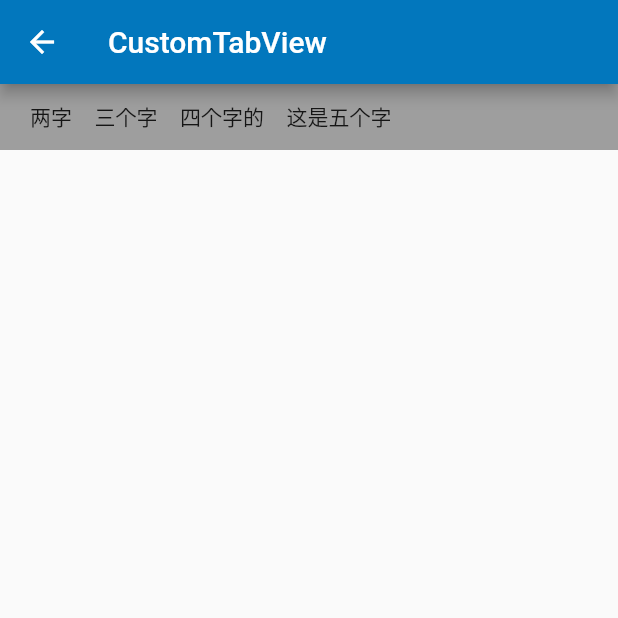
After one commit to chinabrant/flutter_study, a Flutter app: the TabViewScreen screen opened by its route, on a phone screen of 412 x 824 dp, the top half of it. The commit adds this screen. Run offline on Flutter 3.47's test engine with Material 2 defaults, Android fonts, the phone set to English and light mode, and no system bars.

Commit message:
update libs

```diff
--- a/lib/main.dart
+++ b/lib/main.dart
@@ -1,4 +1,5 @@
 import 'package:flutter/material.dart';
+import 'package:flutter_study/tab_view/TabViewScreen.dart';
 import 'dart:async';
 import './refreshindicator/refreshIndicator_demo.dart';
 import './router/flutter_router.dart';
@@ -12,6 +13,7 @@ import './snackbar/snackbar_demo.dart';
 import './tabcontroller/tab_controller_demo.dart';
 import './tabcontroller/tab_bottom_demo.dart';
 import './static_value/static_value_page.dart';
+import './animation/animation01.dart';
 
 void main() => runApp(new MyApp());
 
@@ -40,6 +42,8 @@ class MyApp extends StatelessWidget {
         '/tabbar/index': (_) => new TabBarDemo(),
         '/tabbar/bottom': (_) => new BottomTabBarPage(),
         '/staticvalue': (_) => new StaticValuePage(),
+        '/animation01': (_) => Animation01(),
+        '/tab/custom': (_) => TabViewScreen(),
       },
     );
   }
@@ -64,6 +68,7 @@ class _MyHomePageState extends State<MyHomePage> {
   @override
   void initState() {
     super.initState();
+    list.add({"title": '自定义tab view', 'type': 'customtab', 'router': '/tab/custom'});
     list.add({"title": '下拉刷新',      'type': 'pullToRefresh'});
     list.add({"title": '路由导航',      'type': 'router'});
     list.add({"title": 'TextStyle',    'type': 'ts',        'router': '/text/style'});
@@ -74,6 +79,7 @@ class _MyHomePageState extends State<MyHomePage> {
     list.add({"title": '顶部tab切换',     'type': 'tabbar',   'router': '/tabbar/index'});
     list.add({"title": '底部tab切换',     'type': 'tabbarb', 'router': '/tabbar/bottom'});
     list.add({"title": '静态变量bug',     'type': 'staticvalue', 'router': '/staticvalue'});
+    list.add({"title": '动画01',     'type': 'animation01', 'router': '/animation01'});
   }
 
   @override
--- a/lib/snackbar/snackbar_demo.dart
+++ b/lib/snackbar/snackbar_demo.dart
@@ -27,6 +27,7 @@ class SnackBarPageState extends State<SnackBarPage> {
     // ByteData byteData = await image.toByteData(format: ui.ImageByteFormat.png);
     // Uint8List pngBytes = byteData.buffer.asUint8List();
     // print(pngBytes);
+    // ui.instantiateImageCodec(Uint8List(20));
   }
 
   @override
--- /dev/null
+++ b/lib/tab_view/TabViewScreen.dart
@@ -0,0 +1,32 @@
+import 'package:flutter/material.dart';
+import 'package:flutter/widgets.dart';
+import 'package:flutter_study/tab_view/tab_view.dart';
+
+class TabViewScreen extends StatelessWidget {
+  List<TabData> items = [
+    TabItem(title: '两字'),
+    TabItem(title: '三个字'),
+    TabItem(title: '四个字的'),
+    TabItem(title: '这是五个字')
+  ];
+
+  @override
+  Widget build(BuildContext context) {
+    return Scaffold(
+      appBar: AppBar(
+        title: Text('CustomTabView'),
+      ),
+      body: Container(
+        child: Column(
+          children: <Widget>[
+            TabView(
+              padding: const EdgeInsets.only(left: 20.0),
+              items: items,
+            ),
+
+          ],
+        ),
+      ),
+    );
+  }
+}
--- /dev/null
+++ b/lib/tab_view/tab_view.dart
@@ -0,0 +1,144 @@
+import 'package:flutter/material.dart';
+import 'package:flutter/widgets.dart';
+
+abstract class TabData {
+  String get tabTitle;
+}
+
+class TabItem extends TabData {
+  final String title;
+  TabItem({this.title});
+
+  @override
+  String get tabTitle => title;
+}
+
+class TabView extends StatefulWidget {
+  // 高度
+  final double height;
+  // tab 数据
+  final List<TabData> items;
+  // 两个tab之间的间隔
+  final double tabGap;
+
+  final EdgeInsets margin;
+  final EdgeInsets padding;
+  final int initIndex;
+
+  TabView(
+      {@required this.items,
+      this.height = 44.0,
+      this.tabGap = 15.0,
+      this.margin,
+      this.padding,
+      this.initIndex = 0});
+
+  @override
+  State<StatefulWidget> createState() {
+    return _TabViewState();
+  }
+}
+
+class _TabViewState extends State<TabView> {
+  // 保存tab的widget key
+  List<GlobalKey> _tabKeys = List<GlobalKey>();
+  //
+  int currentIndex;
+  GlobalKey _indicatorKey = GlobalKey();
+  double _indicatorLeft = 0.0;
+  double _indicatorWidth = 0.0;
+  double _indicatorTop = 0.0;
+
+  @override
+  void initState() {
+    currentIndex = widget.initIndex;
+    super.initState();
+  }
+
+  @override
+  void didUpdateWidget(TabView oldWidget) {
+    super.didUpdateWidget(oldWidget);
+
+    updateIndicator();
+  }
+
+  void updateIndicator() {
+    GlobalKey key = _tabKeys[currentIndex];
+    double indicatorTop = _getWidgetSize(key).height - 2.0;
+    double indicatorLeft = _getWidgetLocation(key).dx;
+    double indicatorWidth = _getWidgetSize(key).width;
+
+    if (_indicatorLeft == indicatorLeft && _indicatorTop == indicatorTop && indicatorWidth == _indicatorWidth) {
+      return;
+    } else {
+      _indicatorLeft = indicatorLeft;
+      _indicatorTop = indicatorTop;
+      _indicatorWidth = indicatorWidth;
+    }
+  }
+
+  @override
+  Widget build(BuildContext context) {
+    // 清空所有的key
+    _tabKeys.clear();
+
+    return Container(
+      margin: widget.margin,
+      padding: widget.padding,
+      height: widget.height,
+      color: Colors.grey,
+      child: Stack(
+        children: <Widget>[
+          Container(
+            height: widget.height,
+            child: Row(
+              crossAxisAlignment: CrossAxisAlignment.center,
+              children: _createTabs(),
+            ),
+          ),
+          _createIndicator(),
+        ],
+      ),
+    );
+  }
+
+  Widget _createIndicator() {
+    return Positioned(
+      key: _indicatorKey,
+      top: _indicatorTop,
+      left: _indicatorLeft,
+      width: _indicatorWidth,
+      height: 2.0,
+      child: Container(
+        color: Colors.red,
+      ),
+    );
+  }
+
+  List<Widget> _createTabs() {
+    return widget.items.map((tabData) => _createTabItem(tabData)).toList();
+  }
+
+  Widget _createTabItem(TabItem item) {
+    GlobalKey key = GlobalKey();
+    _tabKeys.add(key);
+
+    return Container(
+      key: key,
+      margin: EdgeInsets.only(right: widget.tabGap),
+      child: Text(item.tabTitle),
+    );
+  }
+
+  Offset _getWidgetLocation(GlobalKey key) {
+    RenderBox renderBox = key.currentContext.findRenderObject();
+    var offset = renderBox.localToGlobal(Offset.zero);
+    return offset;
+  }
+
+  Size _getWidgetSize(GlobalKey key) {
+    RenderBox renderBox = key.currentContext.findRenderObject();
+
+    return renderBox.size;
+  }
+}
```
Also changed, not shown: lib/animation/animation01.dart (added, +64 -0 lines), pubspec.lock, 5 other files.
